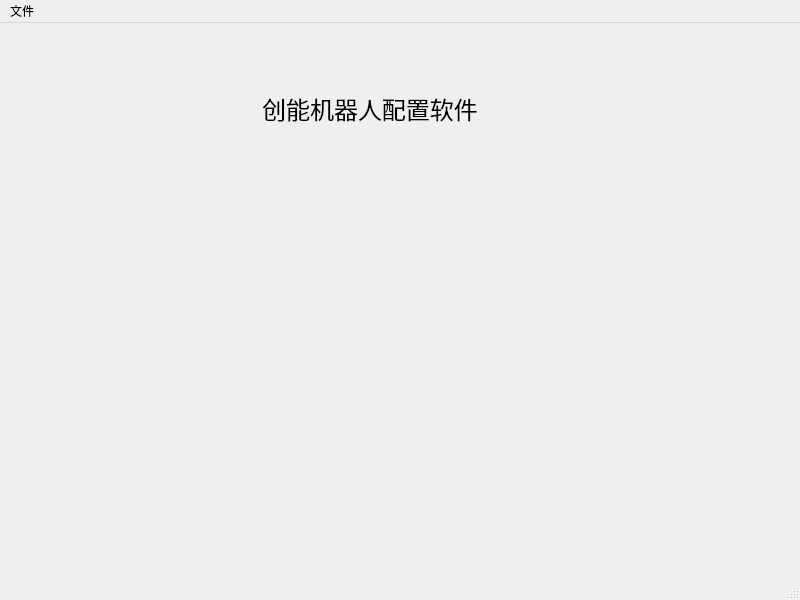
wangqi1994/gui_python_configuration-software, file gui.ui: the form before one commit.
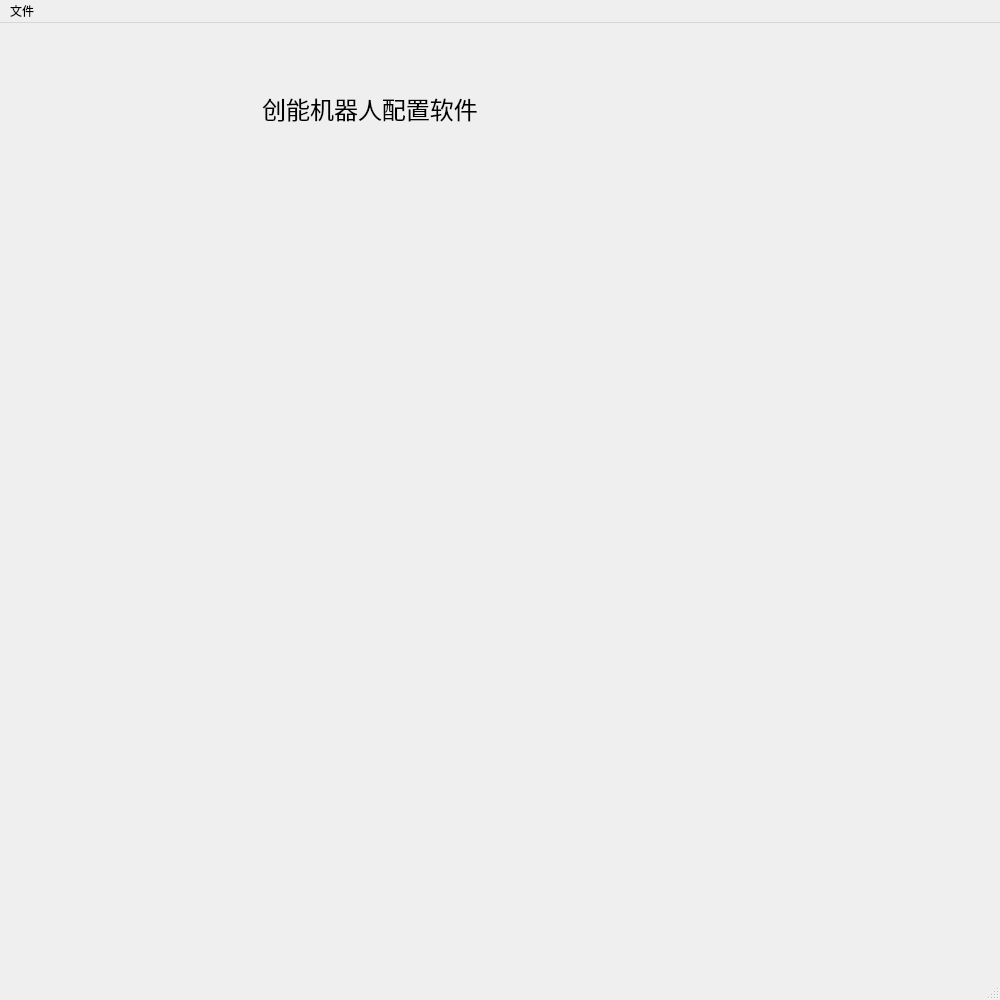
The form after the commit.

Commit message: version 1.0 _5.27-自动获取mac

What changed in the file:
```diff
--- a/gui.ui
+++ b/gui.ui
@@ -6,8 +6,8 @@
    <rect>
     <x>0</x>
     <y>0</y>
-    <width>800</width>
-    <height>600</height>
+    <width>1000</width>
+    <height>1000</height>
    </rect>
   </property>
   <property name="focusPolicy">
@@ -57,7 +57,7 @@
     <rect>
      <x>0</x>
      <y>0</y>
-     <width>800</width>
+     <width>1000</width>
      <height>23</height>
     </rect>
    </property>
```
The commit also changes 2 other files.
